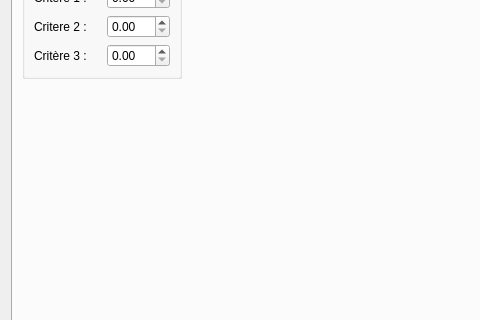
Qt form creationtest.ui (InformatiqueAtmoNA/tam) before a commit; both pictures show x 0 to 480 and y 89 to 409 of the 1024 by 768 pixel window.
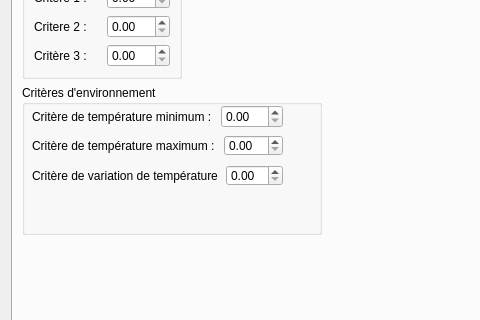
The same form after that commit. The open tabs and pages were chosen to show the change.

Commit message: ajout des critères de température

What changed in the file:
```diff
--- a/creationtest.ui
+++ b/creationtest.ui
@@ -34,7 +34,7 @@
         <enum>QTabWidget::Rounded</enum>
        </property>
        <property name="currentIndex">
-        <number>1</number>
+        <number>2</number>
        </property>
        <widget class="QWidget" name="tab_Parametres">
         <attribute name="title">
@@ -782,27 +782,6 @@
          <string>Nom du test</string>
         </attribute>
         <layout class="QGridLayout" name="gridLayout_7">
-         <item row="2" column="0">
-          <layout class="QHBoxLayout" name="horizontalLayout_19">
-           <item>
-            <widget class="QLabel" name="label_15">
-             <property name="text">
-              <string>Donner un nom au test :</string>
-             </property>
-            </widget>
-           </item>
-           <item>
-            <widget class="QLineEdit" name="lineEdit_NomTest"/>
-           </item>
-           <item>
-            <widget class="QToolButton" name="button_fichierXML">
-             <property name="text">
-              <string>...</string>
-             </property>
-            </widget>
-           </item>
-          </layout>
-         </item>
          <item row="0" column="0">
           <layout class="QHBoxLayout" name="horizontalLayout_5">
            <item>
@@ -905,6 +884,123 @@
           </layout>
          </item>
          <item row="1" column="0">
+          <layout class="QHBoxLayout" name="horizontalLayout_22">
+           <item>
+            <widget class="QGroupBox" name="groupBox_critere_temp">
+             <property name="minimumSize">
+              <size>
+               <width>300</width>
+               <height>150</height>
+              </size>
+             </property>
+             <property name="title">
+              <string>Critères d'environnement</string>
+             </property>
+             <widget class="QWidget" name="horizontalLayoutWidget">
+              <property name="geometry">
+               <rect>
+                <x>10</x>
+                <y>20</y>
+                <width>251</width>
+                <height>24</height>
+               </rect>
+              </property>
+              <layout class="QHBoxLayout" name="horizontalLayout_9">
+               <item>
+                <widget class="QLabel" name="label_crit_temp_min">
+                 <property name="text">
+                  <string>Critère de température minimum : </string>
+                 </property>
+                </widget>
+               </item>
+               <item>
+                <widget class="QDoubleSpinBox" name="doubleSpinBox_crit_temp_min"/>
+               </item>
+              </layout>
+             </widget>
+             <widget class="QWidget" name="horizontalLayoutWidget_2">
+              <property name="geometry">
+               <rect>
+                <x>10</x>
+                <y>80</y>
+                <width>251</width>
+                <height>21</height>
+               </rect>
+              </property>
+              <layout class="QHBoxLayout" name="horizontalLayout_16">
+               <item>
+                <widget class="QLabel" name="label_crit_variation_temp">
+                 <property name="text">
+                  <string>Critère de variation de température : </string>
+                 </property>
+                </widget>
+               </item>
+               <item>
+                <widget class="QDoubleSpinBox" name="doubleSpinBox_crit_variation_temp"/>
+               </item>
+              </layout>
+             </widget>
+             <widget class="QWidget" name="horizontalLayoutWidget_3">
+              <property name="geometry">
+               <rect>
+                <x>10</x>
+                <y>50</y>
+                <width>251</width>
+                <height>21</height>
+               </rect>
+              </property>
+              <layout class="QHBoxLayout" name="horizontalLayout_21">
+               <item>
+                <widget class="QLabel" name="label_crit_temp_max">
+                 <property name="text">
+                  <string>Critère de température maximum : </string>
+                 </property>
+                </widget>
+               </item>
+               <item>
+                <widget class="QDoubleSpinBox" name="doubleSpinBox_crit_temp_max"/>
+               </item>
+              </layout>
+             </widget>
+            </widget>
+           </item>
+           <item>
+            <spacer name="horizontalSpacer_5">
+             <property name="orientation">
+              <enum>Qt::Horizontal</enum>
+             </property>
+             <property name="sizeHint" stdset="0">
+              <size>
+               <width>40</width>
+               <height>20</height>
+              </size>
+             </property>
+            </spacer>
+           </item>
+          </layout>
+         </item>
+         <item row="3" column="0">
+          <layout class="QHBoxLayout" name="horizontalLayout_19">
+           <item>
+            <widget class="QLabel" name="label_15">
+             <property name="text">
+              <string>Donner un nom au test :</string>
+             </property>
+            </widget>
+           </item>
+           <item>
+            <widget class="QLineEdit" name="lineEdit_NomTest"/>
+           </item>
+           <item>
+            <widget class="QToolButton" name="button_fichierXML">
+             <property name="text">
+              <string>...</string>
+             </property>
+            </widget>
+           </item>
+          </layout>
+         </item>
+         <item row="2" column="0">
           <spacer name="verticalSpacer_5">
            <property name="orientation">
             <enum>Qt::Vertical</enum>
```
The commit also changes 15 other files.
